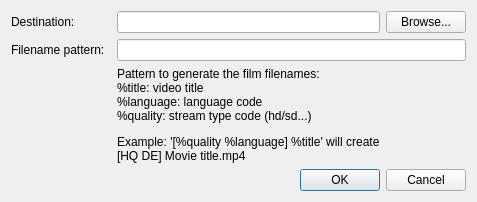
Qt form preferencedialog.ui (Tofee/artefetcher) before a commit.
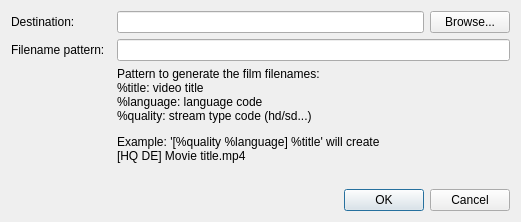
The same form after that commit.

Patch:
```diff
--- a/preferencedialog.ui
+++ b/preferencedialog.ui
@@ -6,14 +6,35 @@
    <rect>
     <x>0</x>
     <y>0</y>
-    <width>457</width>
-    <height>186</height>
+    <width>521</width>
+    <height>204</height>
    </rect>
   </property>
   <property name="windowTitle">
    <string>Preferences</string>
   </property>
   <layout class="QGridLayout" name="gridLayout">
+   <item row="3" column="3">
+    <widget class="QLabel" name="label_4">
+     <property name="text">
+      <string>&lt;html&gt;&lt;head/&gt;&lt;body&gt;&lt;p&gt;Pattern to generate the film filenames:&lt;br/&gt;%title: video title&lt;br/&gt;%language: language code&lt;br/&gt;%quality: stream type code (hd/sd...)&lt;/p&gt;&lt;p&gt;Example: '[%quality %language] %title' will create&lt;br/&gt;[HQ DE] Movie title.mp4&lt;/p&gt;&lt;/body&gt;&lt;/html&gt;</string>
+     </property>
+    </widget>
+   </item>
+   <item row="2" column="0" colspan="2">
+    <widget class="QLabel" name="label_2">
+     <property name="text">
+      <string>Filename pattern:</string>
+     </property>
+    </widget>
+   </item>
+   <item row="0" column="0" colspan="2">
+    <widget class="QLabel" name="label">
+     <property name="text">
+      <string>Destination:</string>
+     </property>
+    </widget>
+   </item>
    <item row="0" column="4">
     <widget class="QPushButton" name="browsePushButton">
      <property name="text">
@@ -27,28 +48,7 @@
    <item row="0" column="3">
     <widget class="QLineEdit" name="destinationDirectoryLineEdit"/>
    </item>
-   <item row="3" column="3">
-    <widget class="QLabel" name="label_4">
-     <property name="text">
-      <string>&lt;html&gt;&lt;head/&gt;&lt;body&gt;&lt;p&gt;Pattern to generate the film filenames:&lt;br/&gt;%title: video title&lt;br/&gt;%language: language code&lt;br/&gt;%quality: stream type code (hd/sd...)&lt;/p&gt;&lt;p&gt;Example: '[%quality %language] %title' will create&lt;br/&gt;[HQ DE] Movie title.mp4&lt;/p&gt;&lt;/body&gt;&lt;/html&gt;</string>
-     </property>
-    </widget>
-   </item>
-   <item row="0" column="0" colspan="2">
-    <widget class="QLabel" name="label">
-     <property name="text">
-      <string>Destination:</string>
-     </property>
-    </widget>
-   </item>
-   <item row="2" column="0" colspan="2">
-    <widget class="QLabel" name="label_2">
-     <property name="text">
-      <string>Filename pattern:</string>
-     </property>
-    </widget>
-   </item>
-   <item row="4" column="0" colspan="5">
+   <item row="5" column="0" colspan="5">
     <widget class="QDialogButtonBox" name="buttonBox">
      <property name="orientation">
       <enum>Qt::Horizontal</enum>
@@ -58,6 +58,56 @@
      </property>
     </widget>
    </item>
+   <item row="4" column="0" colspan="5">
+    <widget class="QLabel" name="errorLabel">
+     <property name="palette">
+      <palette>
+       <active>
+        <colorrole role="WindowText">
+         <brush brushstyle="SolidPattern">
+          <color alpha="255">
+           <red>255</red>
+           <green>0</green>
+           <blue>0</blue>
+          </color>
+         </brush>
+        </colorrole>
+       </active>
+       <inactive>
+        <colorrole role="WindowText">
+         <brush brushstyle="SolidPattern">
+          <color alpha="255">
+           <red>255</red>
+           <green>0</green>
+           <blue>0</blue>
+          </color>
+         </brush>
+        </colorrole>
+       </inactive>
+       <disabled>
+        <colorrole role="WindowText">
+         <brush brushstyle="SolidPattern">
+          <color alpha="255">
+           <red>123</red>
+           <green>121</green>
+           <blue>119</blue>
+          </color>
+         </brush>
+        </colorrole>
+       </disabled>
+      </palette>
+     </property>
+     <property name="font">
+      <font>
+       <weight>75</weight>
+       <bold>true</bold>
+      </font>
+     </property>
+     <property name="text">
+      <string/>
+     </property>
+    </widget>
+   </item>
   </layout>
  </widget>
  <resources/>
```
